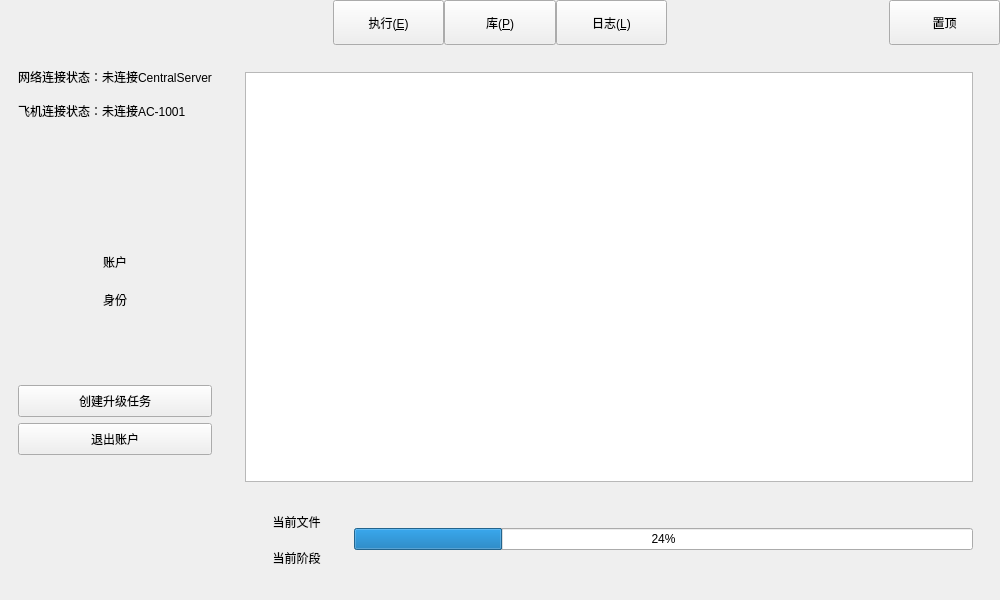
This is GroundStation/ui/mainwindow.ui in Servaluna/GS_001 as Qt 5 draws it before an edit. The edited form follows.
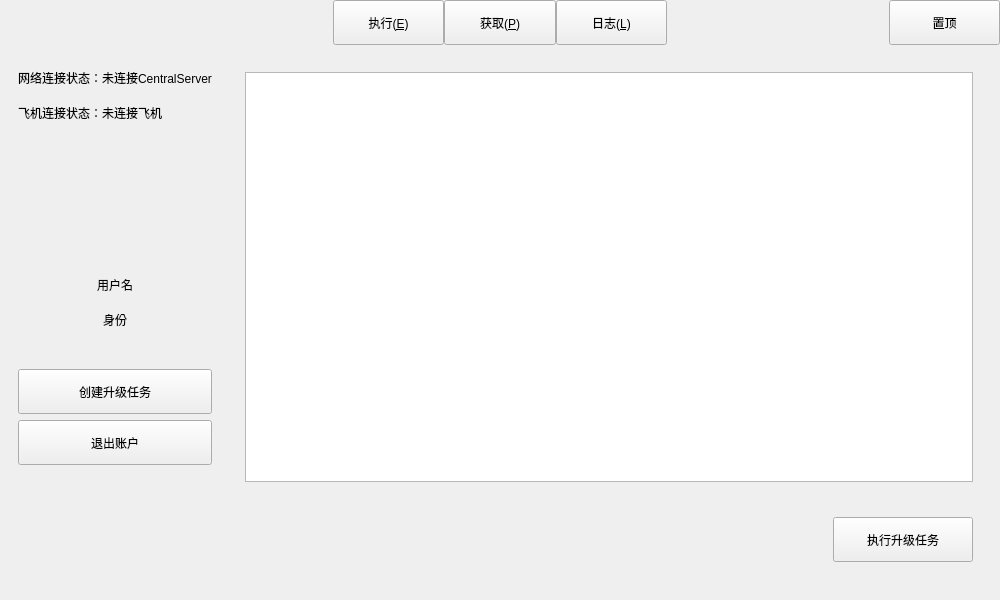
This is the edited form. The open tabs and pages were chosen to show the change.

Commit message: fea:增加AC-1002飞机用于测试

```diff
--- a/GroundStation/ui/mainwindow.ui
+++ b/GroundStation/ui/mainwindow.ui
@@ -101,7 +101,7 @@
           </sizepolicy>
          </property>
          <property name="text">
-          <string>库(&amp;P)</string>
+          <string>获取(&amp;P)</string>
          </property>
         </widget>
        </item>
@@ -159,7 +159,7 @@
        <layout class="QHBoxLayout" name="horizontalLayout_5" stretch="1,6">
         <item>
          <widget class="QWidget" name="pnlExecuteSide" native="true">
-          <layout class="QVBoxLayout" name="verticalLayout_2" stretch="0,0,3,0,1,1,2,1,1,4">
+          <layout class="QVBoxLayout" name="verticalLayout_2" stretch="1,1,4,0,1,1,1,1,1,4">
            <item>
             <widget class="QLabel" name="lblNetworkConnection">
              <property name="minimumSize">
@@ -185,7 +185,7 @@
               </size>
              </property>
              <property name="text">
-              <string>飞机连接状态：未连接AC-1001</string>
+              <string>飞机连接状态：未连接飞机</string>
              </property>
              <property name="alignment">
               <set>Qt::AlignmentFlag::AlignLeading|Qt::AlignmentFlag::AlignLeft|Qt::AlignmentFlag::AlignVCenter</set>
@@ -215,7 +215,7 @@
            <item>
             <widget class="QLabel" name="lblUsername">
              <property name="text">
-              <string>账户</string>
+              <string>用户名</string>
              </property>
              <property name="alignment">
               <set>Qt::AlignmentFlag::AlignCenter</set>
@@ -253,6 +253,18 @@
                <verstretch>0</verstretch>
               </sizepolicy>
              </property>
+             <property name="minimumSize">
+              <size>
+               <width>0</width>
+               <height>45</height>
+              </size>
+             </property>
+             <property name="maximumSize">
+              <size>
+               <width>16777215</width>
+               <height>45</height>
+              </size>
+             </property>
              <property name="text">
               <string>创建升级任务</string>
              </property>
@@ -266,6 +278,18 @@
                <verstretch>0</verstretch>
               </sizepolicy>
              </property>
+             <property name="minimumSize">
+              <size>
+               <width>0</width>
+               <height>45</height>
+              </size>
+             </property>
+             <property name="maximumSize">
+              <size>
+               <width>16777215</width>
+               <height>45</height>
+              </size>
+             </property>
              <property name="text">
               <string>退出账户</string>
              </property>
@@ -311,6 +335,67 @@
            </item>
            <item>
             <widget class="QWidget" name="pnlTaskActions" native="true">
+             <layout class="QVBoxLayout" name="verticalLayout_7">
+              <property name="leftMargin">
+               <number>0</number>
+              </property>
+              <property name="topMargin">
+               <number>0</number>
+              </property>
+              <property name="rightMargin">
+               <number>0</number>
+              </property>
+              <property name="bottomMargin">
+               <number>0</number>
+              </property>
+              <item>
+               <widget class="QStackedWidget" name="stkTaskActions">
+                <property name="currentIndex">
+                 <number>0</number>
+                </property>
+                <widget class="QWidget" name="pageTaskActionStart">
+                 <layout class="QHBoxLayout" name="horizontalLayout_6">
+                  <item>
+                   <spacer name="horizontalSpacerTaskActions">
+                    <property name="orientation">
+                     <enum>Qt::Orientation::Horizontal</enum>
+                    </property>
+                    <property name="sizeHint" stdset="0">
+                     <size>
+                      <width>40</width>
+                      <height>20</height>
+                     </size>
+                    </property>
+                   </spacer>
+                  </item>
+                  <item>
+                   <widget class="QPushButton" name="btnStartAircraftTask">
+                    <property name="sizePolicy">
+                     <sizepolicy hsizetype="Minimum" vsizetype="Expanding">
+                      <horstretch>0</horstretch>
+                      <verstretch>0</verstretch>
+                     </sizepolicy>
+                    </property>
+                    <property name="minimumSize">
+                     <size>
+                      <width>140</width>
+                      <height>45</height>
+                     </size>
+                    </property>
+                    <property name="maximumSize">
+                     <size>
+                      <width>16777215</width>
+                      <height>45</height>
+                     </size>
+                    </property>
+                    <property name="text">
+                     <string>执行升级任务</string>
+                    </property>
+                   </widget>
+                  </item>
+                 </layout>
+                </widget>
+                <widget class="QWidget" name="pageTaskActionProgress">
              <layout class="QHBoxLayout" name="layTaskActions" stretch="1,6">
               <item>
                <layout class="QVBoxLayout" name="verticalLayout_4">
@@ -345,6 +430,10 @@
               </item>
              </layout>
             </widget>
+               </widget>
+              </item>
+             </layout>
+            </widget>
            </item>
           </layout>
          </widget>
```
Left out of the diff: 55 changed lines with no effect on the pictures. Lines whose indentation alone changed are shown as unchanged. The commit also changes 41 other files.
